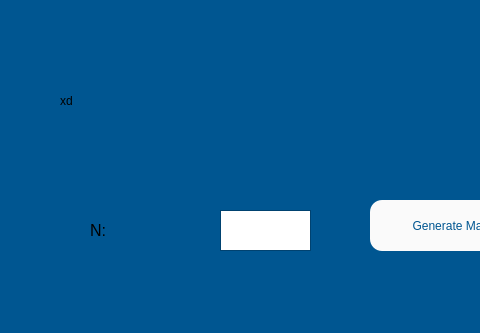
Above: Designer/lu_partial_window.ui from ManuelG28/Numerikiando before the change; both pictures show x 0 to 480 and y 0 to 333 of the 900 by 700 pixel window. Below: the same form after it.
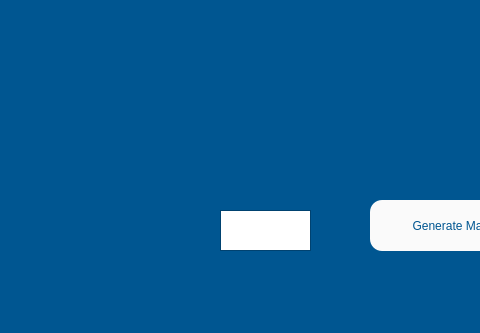
That is the form after the change. Icons and pictures are not drawn.

Patch:
```diff
--- a/Designer/lu_partial_window.ui
+++ b/Designer/lu_partial_window.ui
@@ -98,8 +98,11 @@
      <height>161</height>
     </rect>
    </property>
+   <property name="styleSheet">
+    <string notr="true">background-image: url(:/images/lu_pivoting.png);</string>
+   </property>
    <property name="text">
-    <string>xd</string>
+    <string/>
    </property>
   </widget>
   <widget class="QLabel" name="label_2">
@@ -116,8 +119,11 @@
      <pointsize>12</pointsize>
     </font>
    </property>
+   <property name="styleSheet">
+    <string notr="true">background-image: url(:/images/n.png);</string>
+   </property>
    <property name="text">
-    <string>N:</string>
+    <string/>
    </property>
   </widget>
   <widget class="QTextEdit" name="n_input">
```
Left out of the diff: 4 changed lines with no effect on the pictures.
